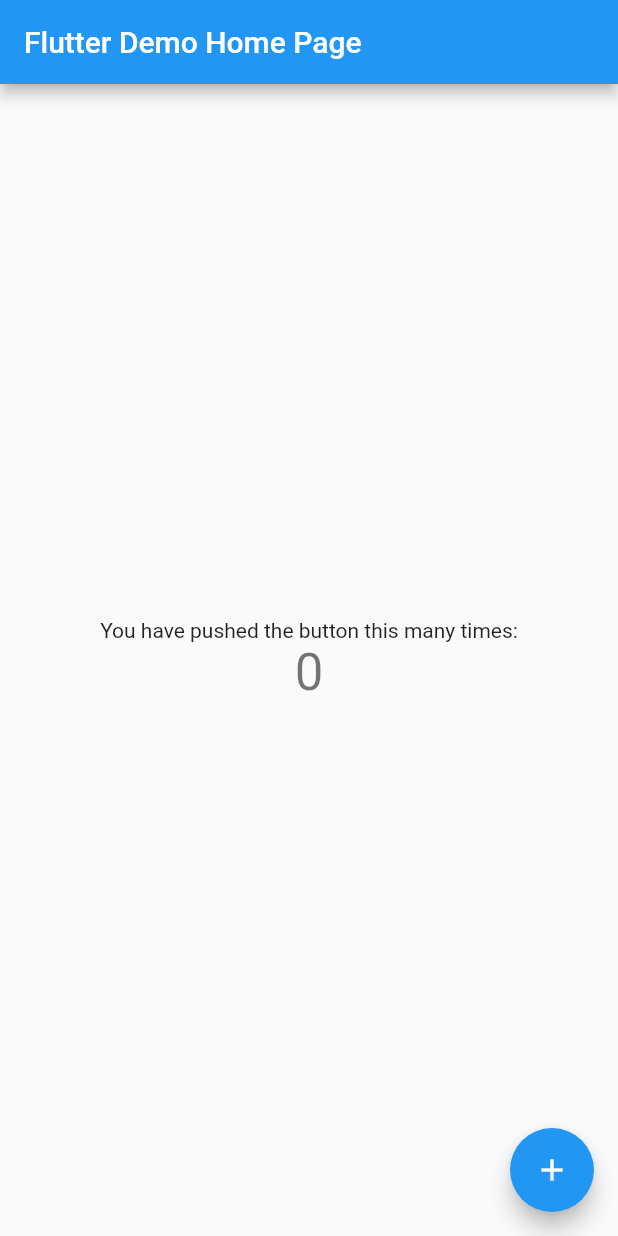
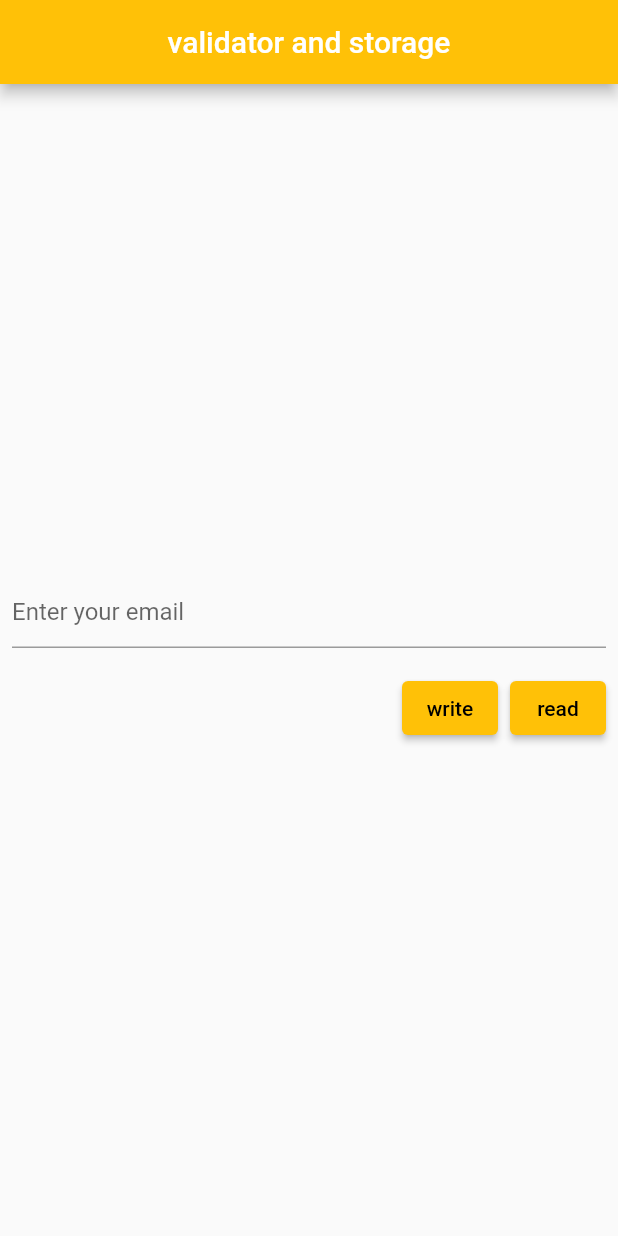
Before and after one commit to rohitsainik/getxvaldidationandstorage, a Flutter app: the screen it shows after launch, on a phone screen of 412 x 824 dp. Run offline on Flutter 3.47's test engine with Material 2 defaults, Android fonts, the phone set to English and light mode, and no system bars; our stand-ins replace get, get_storage.

Commit message:
last commit

```diff
--- a/lib/main.dart
+++ b/lib/main.dart
@@ -1,6 +1,10 @@
 import 'package:flutter/material.dart';
+import 'package:get/get.dart';
+import 'package:get_storage/get_storage.dart';
+import 'package:getxvaldidationandstorage/ui/home.dart';
 
-void main() {
+Future<void> main() async{
+  await GetStorage.init(); //initialize storage
   runApp(MyApp());
 }
 
@@ -8,106 +12,14 @@ class MyApp extends StatelessWidget {
   // This widget is the root of your application.
   @override
   Widget build(BuildContext context) {
-    return MaterialApp(
+    return GetMaterialApp(
+      debugShowCheckedModeBanner: false,
       title: 'Flutter Demo',
       theme: ThemeData(
-        // This is the theme of your application.
-        //
-        // Try running your application with "flutter run". You'll see the
-        // application has a blue toolbar. Then, without quitting the app, try
-        // changing the primarySwatch below to Colors.green and then invoke
-        // "hot reload" (press "r" in the console where you ran "flutter run",
-        // or simply save your changes to "hot reload" in a Flutter IDE).
-        // Notice that the counter didn't reset back to zero; the application
-        // is not restarted.
-        primarySwatch: Colors.blue,
+
+        primarySwatch: Colors.amber,
       ),
-      home: MyHomePage(title: 'Flutter Demo Home Page'),
+      home: MyHomePage(),
     );
   }
 }
-
-class MyHomePage extends StatefulWidget {
-  MyHomePage({Key? key, required this.title}) : super(key: key);
-
-  // This widget is the home page of your application. It is stateful, meaning
-  // that it has a State object (defined below) that contains fields that affect
-  // how it looks.
-
-  // This class is the configuration for the state. It holds the values (in this
-  // case the title) provided by the parent (in this case the App widget) and
-  // used by the build method of the State. Fields in a Widget subclass are
-  // always marked "final".
-
-  final String title;
-
-  @override
-  _MyHomePageState createState() => _MyHomePageState();
-}
-
-class _MyHomePageState extends State<MyHomePage> {
-  int _counter = 0;
-
-  void _incrementCounter() {
-    setState(() {
-      // This call to setState tells the Flutter framework that something has
-      // changed in this State, which causes it to rerun the build method below
-      // so that the display can reflect the updated values. If we changed
-      // _counter without calling setState(), then the build method would not be
-      // called again, and so nothing would appear to happen.
-      _counter++;
-    });
-  }
-
-  @override
-  Widget build(BuildContext context) {
-    // This method is rerun every time setState is called, for instance as done
-    // by the _incrementCounter method above.
-    //
-    // The Flutter framework has been optimized to make rerunning build methods
-    // fast, so that you can just rebuild anything that needs updating rather
-    // than having to individually change instances of widgets.
-    return Scaffold(
-      appBar: AppBar(
-        // Here we take the value from the MyHomePage object that was created by
-        // the App.build method, and use it to set our appbar title.
-        title: Text(widget.title),
-      ),
-      body: Center(
-        // Center is a layout widget. It takes a single child and positions it
-        // in the middle of the parent.
-        child: Column(
-          // Column is also a layout widget. It takes a list of children and
-          // arranges them vertically. By default, it sizes itself to fit its
-          // children horizontally, and tries to be as tall as its parent.
-          //
-          // Invoke "debug painting" (press "p" in the console, choose the
-          // "Toggle Debug Paint" action from the Flutter Inspector in Android
-          // Studio, or the "Toggle Debug Paint" command in Visual Studio Code)
-          // to see the wireframe for each widget.
-          //
-          // Column has various properties to control how it sizes itself and
-          // how it positions its children. Here we use mainAxisAlignment to
-          // center the children vertically; the main axis here is the vertical
-          // axis because Columns are vertical (the cross axis would be
-          // horizontal).
-          mainAxisAlignment: MainAxisAlignment.center,
-          children: <Widget>[
-            Text(
-              'You have pushed the button this many times:',
-            ),
-            Text(
-              '$_counter',
-              style: Theme.of(context).textTheme.headline4,
-            ),
-          ],
-        ),
-      ),
-      floatingActionButton: FloatingActionButton(
-        onPressed: _incrementCounter,
-        tooltip: 'Increment',
-        child: Icon(Icons.add),
-      ), // This trailing comma makes auto-formatting nicer for build methods.
-    );
-  }
-}
--- /dev/null
+++ b/lib/ui/home.dart
@@ -0,0 +1,51 @@
+import 'package:flutter/material.dart';
+import 'package:get/get.dart';
+import 'package:get_storage/get_storage.dart';
+
+class MyHomePage extends StatelessWidget {
+   MyHomePage({Key? key}) : super(key: key);
+
+
+  TextEditingController textEditingController = TextEditingController();
+  var storage = GetStorage();
+
+  @override
+  Widget build(BuildContext context) {
+    return Scaffold(
+      appBar: AppBar(
+        centerTitle: true,
+        title: Text('validator and storage',style: TextStyle(color: Colors.white),),
+      ),
+      body: Column(
+        mainAxisAlignment: MainAxisAlignment.center,
+        children: [
+          Padding(
+            padding: const EdgeInsets.all(8.0),
+            child: TextField(controller: textEditingController,decoration: InputDecoration(
+              hintText: 'Enter your email'
+            ),),
+          ),
+          ButtonBar(
+            children: [
+              ElevatedButton(onPressed: () {
+                print(textEditingController.text);
+                if(GetUtils.isEmail(textEditingController.text)){
+                  storage.write('email', textEditingController.text);
+                  textEditingController.clear();
+                }else{
+                  Get.snackbar('Email is invalid', 'Please insert Correct Email');
+                }
+
+              }, child: Text('write')),
+              ElevatedButton(onPressed: () {
+               var value =  storage.read('email');
+               print(value);
+               Get.snackbar('Email was', value,borderColor: Colors.orange,borderWidth: 10,backgroundColor: Colors.amberAccent,snackPosition:SnackPosition.BOTTOM );
+              }, child: Text('read')),
+            ],
+          )
+        ],
+      ),
+    );
+  }
+}
--- a/pubspec.yaml
+++ b/pubspec.yaml
@@ -28,6 +28,8 @@ dependencies:
   # The following adds the Cupertino Icons font to your application.
   # Use with the CupertinoIcons class for iOS style icons.
   cupertino_icons: ^1.0.2
+  get: ^4.1.4
+  get_storage: ^2.0.2
 
 dev_dependencies:
   flutter_test:
```
Also changed, not shown: pubspec.lock.
